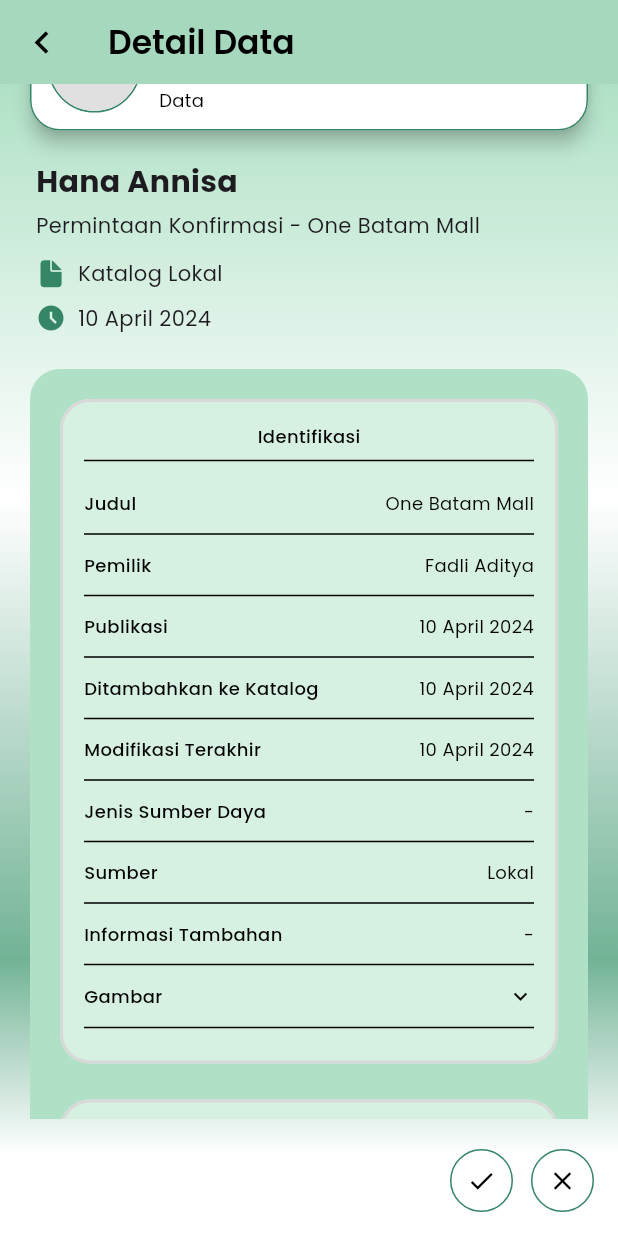
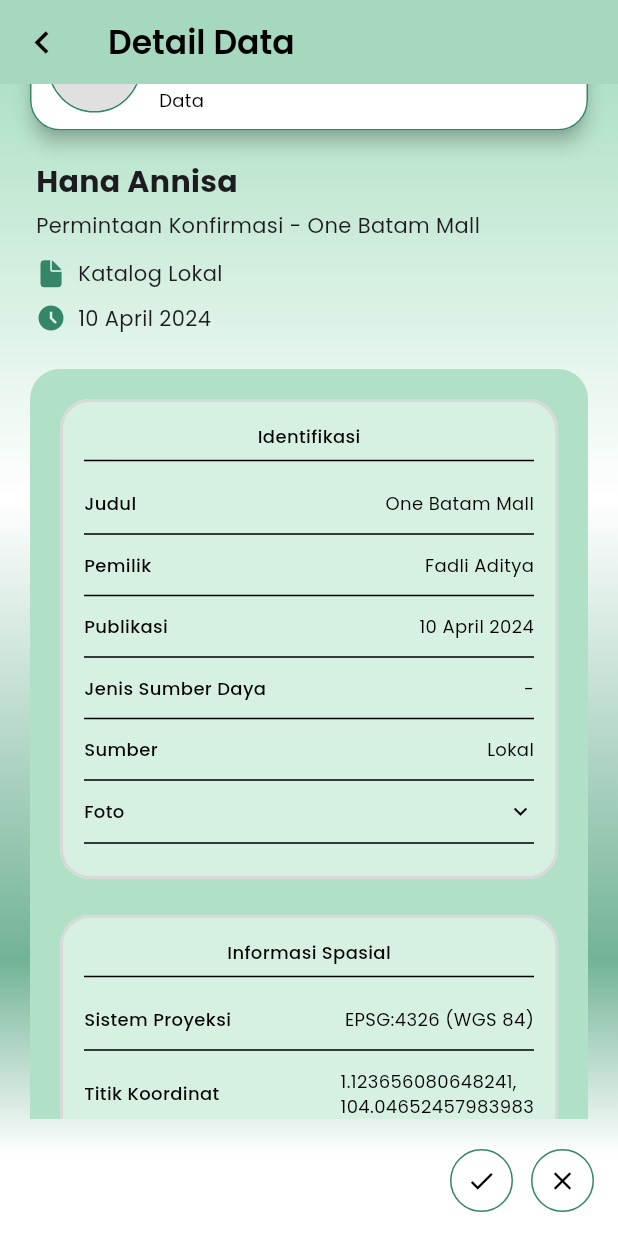
Before and after one commit to fadliaditya06/Geoportal-Mobile, a Flutter app: the DetailKonfirmasiDataScreen screen opened by its route, scrolled down 75 dp, on a phone screen of 412 x 824 dp. Run offline on Flutter 3.47's test engine with Material 3 defaults, Android fonts, the phone set to English and light mode, and no system bars; our stand-ins replace cached_network_image, card_loading, carousel_slider, cloud_firestore, curved_navigation_bar, firebase_auth and 9 more; accounts and stored records are empty.

Commit message:
Update Feat: Peta Screen and Detail Konfirmasi Data Screen Adjust the display on the Peta and Detail Konfirmasi Data Screen

```diff
--- a/lib/screens/peta/detail_konfirmasi_data_screen.dart
+++ b/lib/screens/peta/detail_konfirmasi_data_screen.dart
@@ -9,9 +9,8 @@ class DetailKonfirmasiDataScreen extends StatefulWidget {
       DetailKonfirmasiDataScreenState();
 }
 
-class DetailKonfirmasiDataScreenState
-    extends State<DetailKonfirmasiDataScreen> {
-      // Menyimpan status visibilitas gambar (tampil atau tidak)
+class DetailKonfirmasiDataScreenState extends State<DetailKonfirmasiDataScreen> {
+  // Menyimpan status visibilitas gambar (tampil atau tidak)
   final Map<String, bool> _imageVisibilityMap = {};
 
   @override
@@ -216,19 +215,11 @@ class DetailKonfirmasiDataScreenState
                                     const Divider(color: Colors.black),
                                     _buildInfoRow('Publikasi', '10 April 2024'),
                                     const Divider(color: Colors.black),
-                                    _buildInfoRow('Ditambahkan ke Katalog',
-                                        '10 April 2024'),
-                                    const Divider(color: Colors.black),
-                                    _buildInfoRow(
-                                        'Modifikasi Terakhir', '10 April 2024'),
-                                    const Divider(color: Colors.black),
                                     _buildInfoRow('Jenis Sumber Daya', '-'),
                                     const Divider(color: Colors.black),
                                     _buildInfoRow('Sumber', 'Lokal'),
                                     const Divider(color: Colors.black),
-                                    _buildInfoRow('Informasi Tambahan', '-'),
-                                    const Divider(color: Colors.black),
-                                    _buildInfoRow('Gambar',
+                                    _buildInfoRow('Foto',
                                         'assets/images/one-mall-batam.jpeg'),
                                     const Divider(color: Colors.black),
                                   ],
@@ -295,6 +286,7 @@ class DetailKonfirmasiDataScreenState
       ),
     );
   }
+
   // Fungsi untuk menampilkan informasi data
   Widget _buildInfoRow(String label, String value) {
     // Memeriksa apakah value memiliki ekstensi gambar (png, jpg, jpeg)
@@ -378,6 +370,7 @@ class DetailKonfirmasiDataScreenState
       );
     }
   }
+
   // Fungsi untuk membuat icon disetujui dan ditolak
   Widget _buildActionIcon(IconData icon) {
     return Container(
```
Also changed, not shown: lib/screens/peta/peta_screen.dart (+27 -23 lines).
